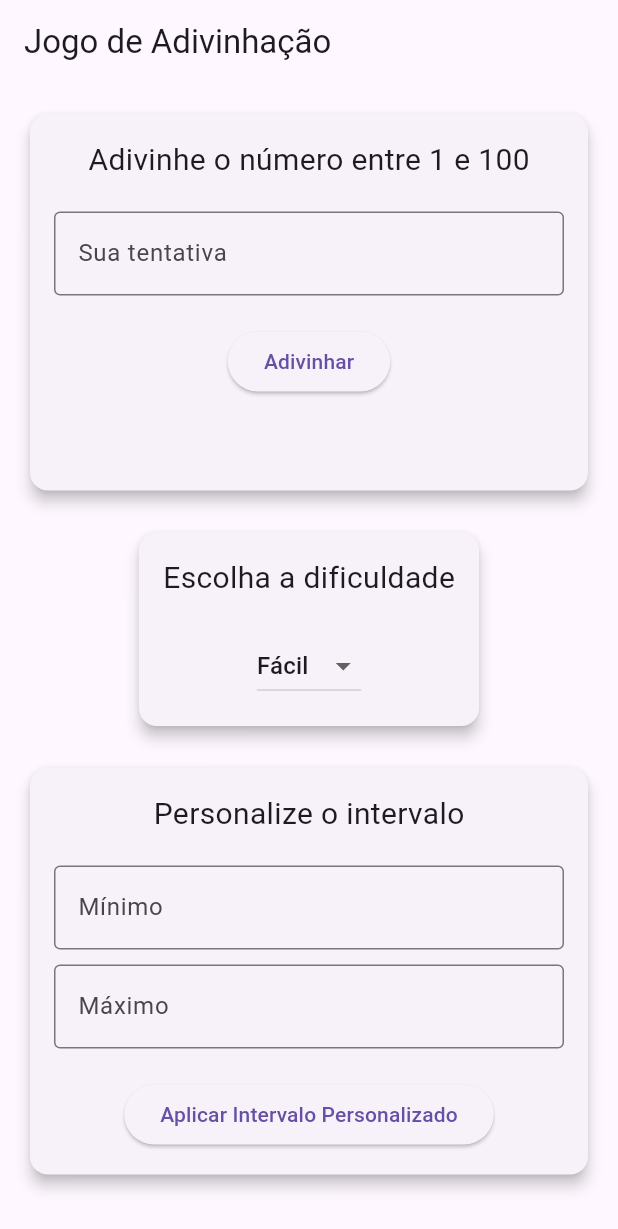
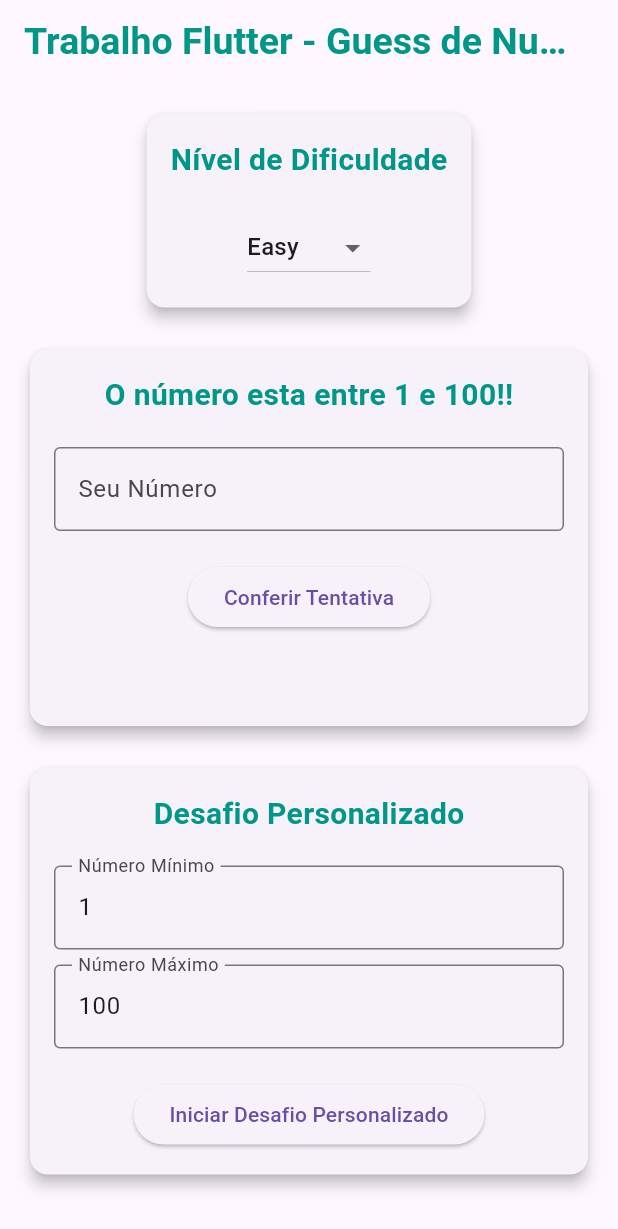
Before and after one commit to rogeriosantosdeveloper/guessthenumber, a Flutter app: the screen it shows after launch, on a phone screen of 412 x 824 dp. Shown: the top 1229 px of the screen. Run offline on Flutter 3.47's test engine with Material 3 defaults, Android fonts, the phone set to English and light mode, and no system bars.

Commit message:
alteracoes visuais

```diff
--- a/lib/controllers/game_controller.dart
+++ b/lib/controllers/game_controller.dart
@@ -31,13 +31,19 @@ class GameController {
 
   void adivinharNumero() {
     if (_tentativa == _numeroSecreto) {
-      _mensagem = 'Parabéns! Você acertou!';
+      _mensagem = 'Correto!! Adivinhou o Número!! Parábens!!!';
       _mensagemColor = Colors.green;
+    } else if (_tentativa! > _max) {
+      _mensagem = 'O seu número é maior que o número máximo!!';
+      _mensagemColor = Colors.red;
+    } else if (_tentativa! < _min) {
+      _mensagem = 'O seu número é menor que o número mínimo!!';
+      _mensagemColor = Colors.red;
     } else if (_tentativa! < _numeroSecreto!) {
-      _mensagem = 'Tente um número maior!';
+      _mensagem = 'O número correto é maior que seu número!!';
       _mensagemColor = Colors.red;
-    } else {
-      _mensagem = 'Tente um número menor!';
+    } else if (_tentativa! > _numeroSecreto!) {
+      _mensagem = 'O número correto é menor que seu número!!';
       _mensagemColor = Colors.red;
     }
   }
--- a/lib/screens/home_screen.dart
+++ b/lib/screens/home_screen.dart
@@ -25,16 +25,23 @@ class _TelaInicialState extends State<TelaInicial> {
   Widget build(BuildContext context) {
     return Scaffold(
       appBar: AppBar(
-        title: const Text('Jogo de Adivinhação'),
+        title: const Text(
+          'Trabalho Flutter - Guess de Number!!',
+          style: TextStyle(
+            fontSize: 25,
+            fontWeight: FontWeight.bold,
+            color: Colors.teal,
+          ),
+        ),
       ),
       body: Padding(
         padding: const EdgeInsets.all(16.0),
         child: Column(
           mainAxisAlignment: MainAxisAlignment.start,
           children: <Widget>[
+            DifficultyWidget(gameController: _gameController),
+            const SizedBox(height: 20),
             GuessingWidget(gameController: _gameController),
-            const SizedBox(height: 20),
-            DifficultyWidget(gameController: _gameController),
             const SizedBox(height: 20),
             CustomIntervalWidget(gameController: _gameController),
           ],
--- a/lib/widgets/custom_interval_widget.dart
+++ b/lib/widgets/custom_interval_widget.dart
@@ -1,10 +1,46 @@
 import 'package:adivinhar/controllers/game_controller.dart';
 import 'package:flutter/material.dart';
 
-class CustomIntervalWidget extends StatelessWidget {
+class CustomIntervalWidget extends StatefulWidget {
   final GameController gameController;
 
   const CustomIntervalWidget({required this.gameController, super.key});
+
+  @override
+  // ignore: library_private_types_in_public_api
+  _CustomIntervalWidgetState createState() {
+    return _CustomIntervalWidgetState();
+  }
+}
+
+class _CustomIntervalWidgetState extends State<CustomIntervalWidget> {
+  late TextEditingController _minController;
+  late TextEditingController _maxController;
+
+  @override
+  void initState() {
+    super.initState();
+    _minController =
+        TextEditingController(text: widget.gameController.min.toString());
+    _maxController =
+        TextEditingController(text: widget.gameController.max.toString());
+  }
+
+  @override
+  void dispose() {
+    _minController.dispose();
+    _maxController.dispose();
+    super.dispose();
+  }
+
+  void _applyInterval() {
+    final int? min = int.tryParse(_minController.text);
+    final int? max = int.tryParse(_maxController.text);
+    if (min != null && max != null) {
+      widget.gameController.personalizarIntervalo(min, max);
+      setState(() {});
+    }
+  }
 
   @override
   Widget build(BuildContext context) {
@@ -15,38 +51,35 @@ class CustomIntervalWidget extends StatelessWidget {
         child: Column(
           children: <Widget>[
             const Text(
-              'Personalize o intervalo',
-              style: TextStyle(fontSize: 20),
+              'Desafio Personalizado',
+              style: TextStyle(
+                fontSize: 20,
+                fontWeight: FontWeight.bold,
+                color: Colors.teal,
+              ),
             ),
             const SizedBox(height: 20),
             TextField(
+              controller: _minController,
               keyboardType: TextInputType.number,
               decoration: const InputDecoration(
                 border: OutlineInputBorder(),
-                labelText: 'Mínimo',
+                labelText: 'Número Mínimo',
               ),
-              onChanged: (value) {
-                gameController.min = int.tryParse(value) ?? gameController.min;
-              },
             ),
             const SizedBox(height: 10),
             TextField(
+              controller: _maxController,
               keyboardType: TextInputType.number,
               decoration: const InputDecoration(
                 border: OutlineInputBorder(),
-                labelText: 'Máximo',
+                labelText: 'Número Máximo',
               ),
-              onChanged: (value) {
-                gameController.max = int.tryParse(value) ?? gameController.max;
-              },
             ),
             const SizedBox(height: 20),
             ElevatedButton(
-              onPressed: () {
-                gameController.personalizarIntervalo(gameController.min, gameController.max);
-                (context as Element).markNeedsBuild();
-              },
-              child: const Text('Aplicar Intervalo Personalizado'),
+              onPressed: _applyInterval,
+              child: const Text('Iniciar Desafio Personalizado'),
             ),
           ],
         ),
--- a/lib/widgets/difficulty_widget.dart
+++ b/lib/widgets/difficulty_widget.dart
@@ -15,16 +15,20 @@ class DifficultyWidget extends StatelessWidget {
         child: Column(
           children: <Widget>[
             const Text(
-              'Escolha a dificuldade',
-              style: TextStyle(fontSize: 20),
+              'Nível de Dificuldade',
+              style: TextStyle(
+                fontSize: 20,
+                fontWeight: FontWeight.bold,
+                color: Colors.teal,
+              ),
             ),
             const SizedBox(height: 20),
             DropdownButton<int>(
               value: gameController.dificuldade,
               items: const [
-                DropdownMenuItem(value: 1, child: Text('Fácil')),
-                DropdownMenuItem(value: 2, child: Text('Médio')),
-                DropdownMenuItem(value: 3, child: Text('Difícil')),
+                DropdownMenuItem(value: 1, child: Text('Easy')),
+                DropdownMenuItem(value: 2, child: Text('Normal')),
+                DropdownMenuItem(value: 3, child: Text('TryHard')),
               ],
               onChanged: (value) {
                 if (value != null) {
--- a/lib/widgets/guessing_widget.dart
+++ b/lib/widgets/guessing_widget.dart
@@ -15,15 +15,20 @@ class GuessingWidget extends StatelessWidget {
         child: Column(
           children: <Widget>[
             Text(
-              'Adivinhe o número entre ${gameController.min} e ${gameController.max}',
-              style: const TextStyle(fontSize: 20),
+              'O número esta entre ${gameController.min} e ${gameController.max}!!',
+              // ignore: prefer_const_constructors
+              style: TextStyle(
+                fontSize: 20,
+                fontWeight: FontWeight.bold,
+                color: Colors.teal,
+              ),
             ),
             const SizedBox(height: 20),
             TextField(
               keyboardType: TextInputType.number,
               decoration: const InputDecoration(
                 border: OutlineInputBorder(),
-                labelText: 'Sua tentativa',
+                labelText: 'Seu Número',
               ),
               onChanged: (value) {
                 gameController.tentativa = int.tryParse(value);
@@ -35,7 +40,7 @@ class GuessingWidget extends StatelessWidget {
                 gameController.adivinharNumero();
                 (context as Element).markNeedsBuild();
               },
-              child: const Text('Adivinhar'),
+              child: const Text('Conferir Tentativa'),
             ),
             const SizedBox(height: 20),
             Text(
```
